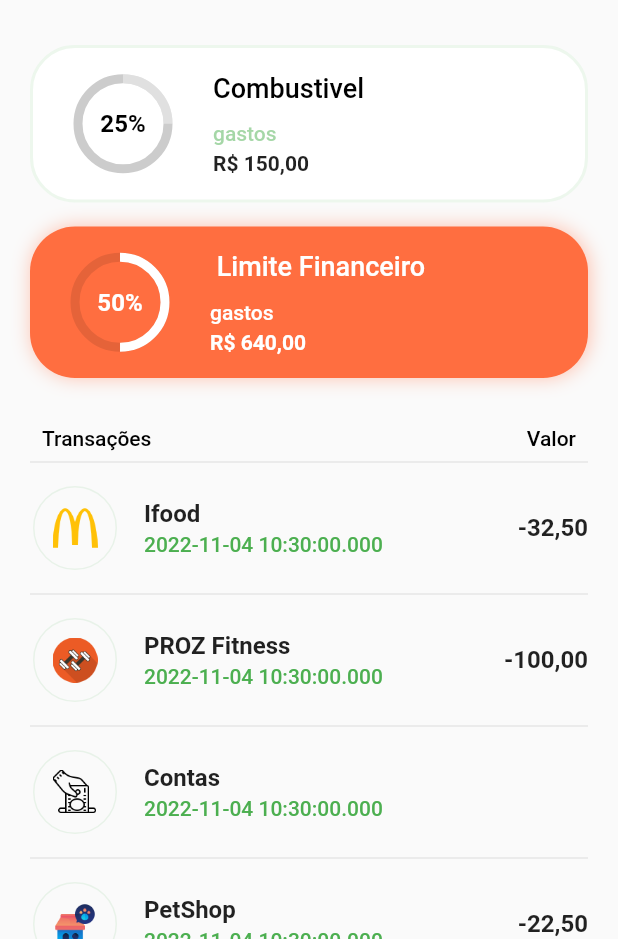
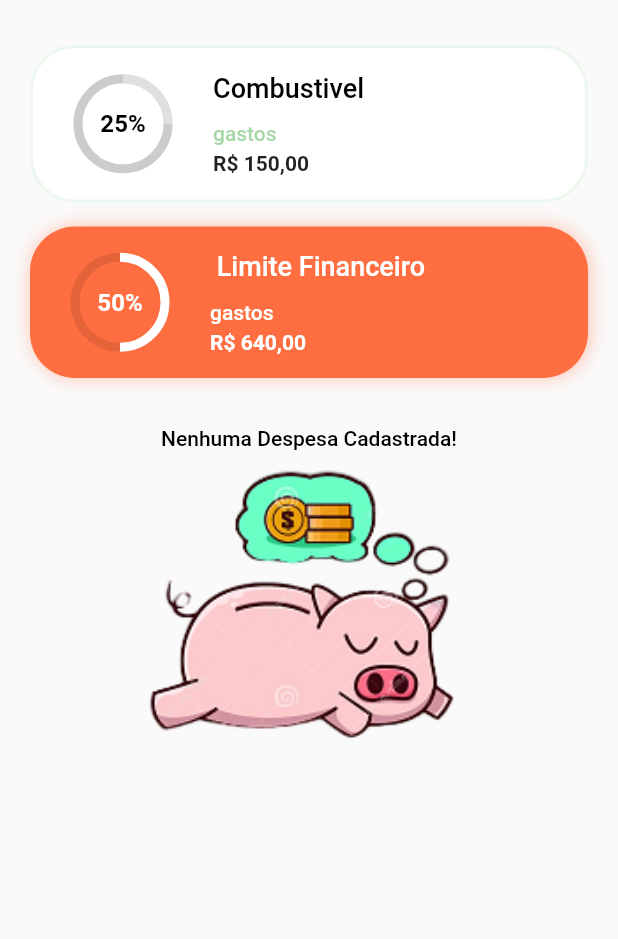
Before and after one commit to proz-tecnologia/PIT03GP03, a Flutter app: the HomePage2 screen opened directly, on a phone screen of 412 x 824 dp, the part 297-1236 px from its top. Run offline on Flutter 3.47's test engine with Material 2 defaults, Android fonts, the phone set to English and light mode, and no system bars; our stand-ins replace email_validator, eva_icons_flutter, flutter_slidable, get, iconsax, ionicons and 3 more; accounts and stored records are empty.

Commit message:
Adicioando despedas na homepage e porquinho

```diff
--- a/lib/modules/HomePage/pages/homepage.dart
+++ b/lib/modules/HomePage/pages/homepage.dart
@@ -1,8 +1,10 @@
 import 'package:flutter/material.dart';
 import 'package:green/modules/HomePage/Controller/home_controller.dart';
+import 'package:intl/intl.dart';
 import 'package:provider/provider.dart';
-import '../../../models/transaction/transaction_model.dart';
+import '../../../models/transaction/transaction.dart';
 import 'drawer_page.dart';
+//import '../../../models/transaction/transaction_model.dart';
 
 class HomePage2 extends StatefulWidget {
   const HomePage2({Key? key}) : super(key: key);
@@ -19,7 +21,7 @@ class _HomePage2State extends State<HomePage2> {
 
 //list imagens = transações
 
-  final List<TransactionModel> _transactionList = [
+  /*final List<TransactionModel> _transactionList = [
     // modificar para o list Icon
     TransactionModel(
       logo2: 'assets/mcdonalds.png',
@@ -70,7 +72,7 @@ class _HomePage2State extends State<HomePage2> {
       title: '',
       dateTime: DateTime.now(),
     ),
-  ];
+  ];*/
 
   @override
   Widget build(BuildContext context) {
@@ -81,7 +83,7 @@ class _HomePage2State extends State<HomePage2> {
         return Column(
           children: [
             _appbarBotomSection(controller.total()),
-            _mainBoard(),
+            _mainBoard(controller.transactionList),
           ],
         );
       }),
@@ -195,7 +197,7 @@ class _HomePage2State extends State<HomePage2> {
   }
 
   //aqui começa os widgets com graficos
-  Expanded _mainBoard() {
+  Expanded _mainBoard(List<Transaction> lista) {
     return Expanded(
       child: SingleChildScrollView(
         padding: const EdgeInsets.symmetric(horizontal: 20, vertical: 30),
@@ -218,7 +220,29 @@ class _HomePage2State extends State<HomePage2> {
               height: 32,
             ),
             //texto na main
-            Column(
+            lista.isEmpty
+                ? Column(
+                    children: [
+                      const Text(
+                        'Nenhuma Despesa Cadastrada!',
+                        style: TextStyle(
+                          color: Colors.black,
+                          fontWeight: FontWeight.w500,
+                        ),
+                      ),
+                      const SizedBox(
+                        height: 8,
+                      ),
+                      SizedBox(
+                        height: 200,
+                        child: Image.asset(
+                          'assets/pigSleeping.png',
+                          fit: BoxFit.cover,
+                        ),
+                      ),
+                    ],
+                  )
+                : Column(
                     children: <Widget>[
                       Padding(
                         padding: const EdgeInsets.symmetric(horizontal: 8),
@@ -250,7 +274,7 @@ class _HomePage2State extends State<HomePage2> {
                         primary: false,
                         shrinkWrap: true,
                         separatorBuilder: (context, index) => const Divider(),
-                  itemCount: _transactionList.length,
+                        itemCount: lista.length,
                         itemBuilder: (context, index) => ListTile(
                           contentPadding: EdgeInsets.zero,
                           leading: Container(
@@ -260,29 +284,30 @@ class _HomePage2State extends State<HomePage2> {
                             alignment: Alignment.center,
                             decoration: BoxDecoration(
                               shape: BoxShape.circle,
-                        border:
-                            Border.all(color: _primaryColor.withOpacity(0.1)),
+                              border: Border.all(
+                                  color: _primaryColor.withOpacity(0.1)),
                             ),
-                      child: Image.asset(_transactionList[index].logo2,
+                            child: Image.asset('assets/contas.png',
                                 fit: BoxFit.cover, width: 30, height: 30),
                           ),
-                    title: Text(_transactionList[index].name,
-                        style: TextStyle(
+                          title: Text(lista[index].title,
+                              style: const TextStyle(
                                 color: Colors.black87,
                                 fontSize: 16,
                                 fontWeight: FontWeight.w600,
                               )),
                           subtitle: Text(
-                      _transactionList[index].dateTime.toString(),
-                      style: TextStyle(
+                            DateFormat('d MMM y').format(lista[index].date),
+                            //_transactionList[index].dateTime.toString(),
+                            style: const TextStyle(
                               color: _primaryColor,
                               fontSize: 14,
                               fontWeight: FontWeight.w500,
                             ),
                           ),
                           trailing: Text(
-                      _transactionList[index].amount,
-                      style: TextStyle(
+                            lista[index].value.toStringAsFixed(2),
+                            style: const TextStyle(
                               color: Colors.black87,
                               fontSize: 16,
                               fontWeight: FontWeight.w600,
--- a/lib/modules/HomePage/pages/pagamentos.dart
+++ b/lib/modules/HomePage/pages/pagamentos.dart
@@ -80,6 +80,8 @@ class _TransActionPageState extends State<TransActionPage> {
 
                 return null;
               },
+              keyboardType:
+                  const TextInputType.numberWithOptions(decimal: true),
               decoration: InputDecoration(
                   label: const Text('Valor'),
                   border: OutlineInputBorder(
--- a/pubspec.yaml
+++ b/pubspec.yaml
@@ -74,7 +74,8 @@ flutter:
   # To add assets to your application, add an assets section, like this:
   assets:
     - assets/logo.png
-    -  assets/login2.png
+    - assets/login2.png
+    - assets/pigSleeping.png
 
     -  assets/contas.png
     -  assets/avatar.png
```
Also changed, not shown: assets/pigSleeping.png (added). Lines whose indentation alone changed are shown as unchanged.
